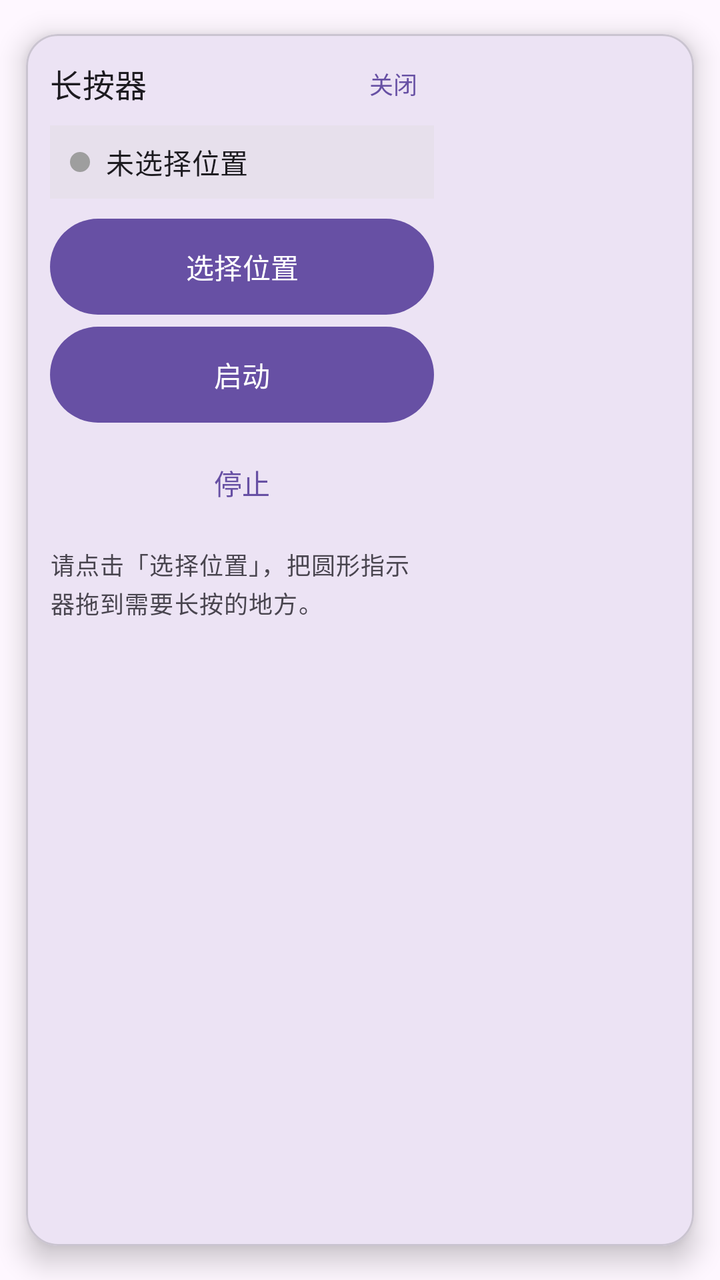
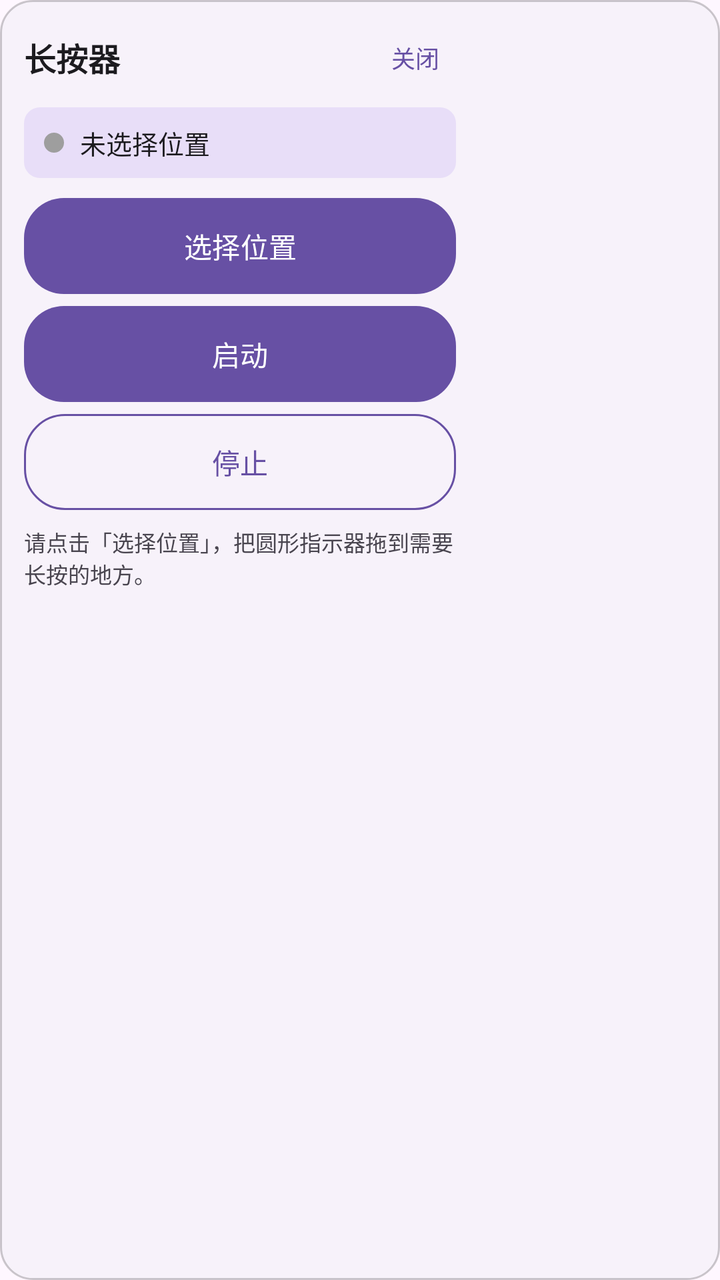

The first picture is an Android layout as it rendered before a commit; the second is the same layout after the commit. The layout source and the unified diff follow.
<!-- AndroidManifest.xml: application theme Theme.LongPressTool -->
<!-- res/layout/overlay_sidebar.xml -->
<?xml version="1.0" encoding="utf-8"?>
<com.google.android.material.card.MaterialCardView
    xmlns:android="http://schemas.android.com/apk/res/android"
    xmlns:app="http://schemas.android.com/apk/res-auto"
    android:id="@+id/sidebar_root"
    android:layout_width="wrap_content"
    android:layout_height="wrap_content"
    app:cardCornerRadius="16dp"
    app:cardElevation="8dp"
    app:cardUseCompatPadding="true">

    <LinearLayout
        android:layout_width="216dp"
        android:layout_height="wrap_content"
        android:orientation="vertical"
        android:padding="12dp">

        
        <LinearLayout
            android:layout_width="match_parent"
            android:layout_height="wrap_content"
            android:gravity="center_vertical"
            android:orientation="horizontal">

            <TextView
                android:layout_width="0dp"
                android:layout_height="wrap_content"
                android:layout_weight="1"
                android:text="@string/overlay_sidebar_title"
                android:textAppearance="?attr/textAppearanceTitleMedium" />

            <Button
                android:id="@+id/button_close"
                style="@style/LongPressOverlayButton.Secondary"
                android:layout_width="wrap_content"
                android:layout_height="wrap_content"
                android:minWidth="0dp"
                android:minHeight="0dp"
                android:paddingHorizontal="8dp"
                android:paddingVertical="4dp"
                android:text="@string/overlay_close"
                android:textSize="12sp" />
        </LinearLayout>

        
        <LinearLayout
            android:layout_width="match_parent"
            android:layout_height="wrap_content"
            android:layout_marginTop="8dp"
            android:background="?attr/colorSurfaceVariant"
            android:gravity="center_vertical"
            android:orientation="horizontal"
            android:paddingHorizontal="10dp"
            android:paddingVertical="8dp">

            
            <View
                android:id="@+id/status_dot"
                android:layout_width="10dp"
                android:layout_height="10dp"
                android:background="@drawable/status_dot" />

            <TextView
                android:id="@+id/text_status"
                android:layout_width="0dp"
                android:layout_height="wrap_content"
                android:layout_marginStart="8dp"
                android:layout_weight="1"
                android:text="@string/overlay_status_not_selected"
                android:textAppearance="?attr/textAppearanceBodyMedium" />
        </LinearLayout>

        
        <Button
            android:id="@+id/button_select_position"
            style="@style/LongPressOverlayButton"
            android:layout_width="match_parent"
            android:layout_height="wrap_content"
            android:layout_marginTop="10dp"
            android:text="@string/action_select_position" />

        <Button
            android:id="@+id/button_start"
            style="@style/LongPressOverlayButton"
            android:layout_width="match_parent"
            android:layout_height="wrap_content"
            android:layout_marginTop="6dp"
            android:text="@string/action_start_long_press" />

        <Button
            android:id="@+id/button_stop"
            style="@style/LongPressOverlayButton.Secondary"
            android:layout_width="match_parent"
            android:layout_height="wrap_content"
            android:layout_marginTop="6dp"
            android:text="@string/action_stop_long_press" />

        
        <TextView
            android:id="@+id/text_hint"
            android:layout_width="match_parent"
            android:layout_height="wrap_content"
            android:layout_marginTop="8dp"
            android:text="@string/overlay_hint_choose_position"
            android:textAppearance="?attr/textAppearanceBodySmall"
            android:textColor="?android:attr/textColorSecondary" />

        
        <TextView
            android:id="@+id/text_limit"
            android:layout_width="match_parent"
            android:layout_height="wrap_content"
            android:layout_marginTop="4dp"
            android:text="@string/overlay_hint_max_duration"
            android:textAppearance="?attr/textAppearanceBodySmall"
            android:textColor="?android:attr/textColorSecondary"
            android:visibility="gone" />
    </LinearLayout>
</com.google.android.material.card.MaterialCardView>
<!-- resources referenced by this layout -->
<resources>
  <!-- drawable status_dot (drawable) -->
  <?xml version="1.0" encoding="utf-8"?>
  <shape xmlns:android="http://schemas.android.com/apk/res/android"
      android:shape="oval">
      <solid android:color="#9E9E9E" />
  </shape>
  <string name="action_select_position">选择位置</string>
  <string name="action_start_long_press">启动</string>
  <string name="action_stop_long_press">停止</string>
  <string name="overlay_close">关闭</string>
  <string name="overlay_hint_choose_position">请点击「选择位置」，把圆形指示器拖到需要长按的地方。</string>
  <string name="overlay_hint_max_duration">注意：Android 系统限制单次手势最长 60 秒，本应用会自动分段续接以持续按住。</string>
  <string name="overlay_sidebar_title">长按器</string>
  <string name="overlay_status_not_selected">未选择位置</string>
  <style name="LongPressOverlayButton" parent="Widget.Material3.Button">
          <item name="android:insetTop">0dp</item>
          <item name="android:insetBottom">0dp</item>
      </style>
  <style name="LongPressOverlayButton.Secondary">
          <item name="backgroundTint">@android:color/transparent</item>
          <item name="android:textColor">?attr/colorPrimary</item>
      </style>
  <style name="Theme.LongPressTool" parent="Theme.Material3.DayNight.NoActionBar">
          
          <item name="android:windowBackground">?attr/colorSurface</item>
      </style>
</resources>

<!-- the commit's change to res/layout/overlay_sidebar.xml (unified diff, before → after) -->
@@ -1,19 +1,15 @@
 <?xml version="1.0" encoding="utf-8"?>
-<com.google.android.material.card.MaterialCardView
-    xmlns:android="http://schemas.android.com/apk/res/android"
-    xmlns:app="http://schemas.android.com/apk/res-auto"
+<FrameLayout xmlns:android="http://schemas.android.com/apk/res/android"
     android:id="@+id/sidebar_root"
     android:layout_width="wrap_content"
     android:layout_height="wrap_content"
-    app:cardCornerRadius="16dp"
-    app:cardElevation="8dp"
-    app:cardUseCompatPadding="true">
+    android:background="@drawable/overlay_card_background"
+    android:padding="12dp">
 
     <LinearLayout
         android:layout_width="216dp"
         android:layout_height="wrap_content"
-        android:orientation="vertical"
-        android:padding="12dp">
+        android:orientation="vertical">
 
         
         <LinearLayout
@@ -27,18 +23,21 @@
                 android:layout_height="wrap_content"
                 android:layout_weight="1"
                 android:text="@string/overlay_sidebar_title"
-                android:textAppearance="?attr/textAppearanceTitleMedium" />
+                android:textColor="@color/overlay_text_primary"
+                android:textSize="16sp"
+                android:textStyle="bold" />
 
             <Button
                 android:id="@+id/button_close"
-                style="@style/LongPressOverlayButton.Secondary"
                 android:layout_width="wrap_content"
                 android:layout_height="wrap_content"
+                android:background="@android:color/transparent"
                 android:minWidth="0dp"
                 android:minHeight="0dp"
                 android:paddingHorizontal="8dp"
                 android:paddingVertical="4dp"
                 android:text="@string/overlay_close"
+                android:textColor="@color/overlay_button_secondary_text"
                 android:textSize="12sp" />
         </LinearLayout>
 
@@ -47,7 +46,7 @@
             android:layout_width="match_parent"
             android:layout_height="wrap_content"
             android:layout_marginTop="8dp"
-            android:background="?attr/colorSurfaceVariant"
+            android:background="@drawable/overlay_status_background"
             android:gravity="center_vertical"
             android:orientation="horizontal"
             android:paddingHorizontal="10dp"
@@ -67,33 +66,40 @@
                 android:layout_marginStart="8dp"
                 android:layout_weight="1"
                 android:text="@string/overlay_status_not_selected"
-                android:textAppearance="?attr/textAppearanceBodyMedium" />
+                android:textColor="@color/overlay_text_primary"
+                android:textSize="13sp" />
         </LinearLayout>
 
         
         <Button
             android:id="@+id/button_select_position"
-            style="@style/LongPressOverlayButton"
             android:layout_width="match_parent"
             android:layout_height="wrap_content"
             android:layout_marginTop="10dp"
-            android:text="@string/action_select_position" />
+            android:background="@drawable/overlay_button_primary"
+            android:text="@string/action_select_position"
+            android:textColor="@color/overlay_button_primary_text"
+            android:textSize="14sp" />
 
         <Button
             android:id="@+id/button_start"
-            style="@style/LongPressOverlayButton"
             android:layout_width="match_parent"
             android:layout_height="wrap_content"
             android:layout_marginTop="6dp"
-            android:text="@string/action_start_long_press" />
+            android:background="@drawable/overlay_button_primary"
+            android:text="@string/action_start_long_press"
+            android:textColor="@color/overlay_button_primary_text"
+            android:textSize="14sp" />
 
         <Button
             android:id="@+id/button_stop"
-            style="@style/LongPressOverlayButton.Secondary"
             android:layout_width="match_parent"
             android:layout_height="wrap_content"
             android:layout_marginTop="6dp"
-            android:text="@string/action_stop_long_press" />
+            android:background="@drawable/overlay_button_secondary"
+            android:text="@string/action_stop_long_press"
+            android:textColor="@color/overlay_button_secondary_text"
+            android:textSize="14sp" />
 
         
         <TextView
@@ -102,8 +108,8 @@
             android:layout_height="wrap_content"
             android:layout_marginTop="8dp"
             android:text="@string/overlay_hint_choose_position"
-            android:textAppearance="?attr/textAppearanceBodySmall"
-            android:textColor="?android:attr/textColorSecondary" />
+            android:textColor="@color/overlay_text_secondary"
+            android:textSize="11sp" />
 
         
         <TextView
@@ -112,8 +118,8 @@
             android:layout_height="wrap_content"
             android:layout_marginTop="4dp"
             android:text="@string/overlay_hint_max_duration"
-            android:textAppearance="?attr/textAppearanceBodySmall"
-            android:textColor="?android:attr/textColorSecondary"
+            android:textColor="@color/overlay_text_secondary"
+            android:textSize="11sp"
             android:visibility="gone" />
     </LinearLayout>
-</com.google.android.material.card.MaterialCardView>
+</FrameLayout>
<!-- resource entries referenced after the edit -->
@@ -1,5 +1,64 @@
 <!-- resources referenced by this layout -->
 <resources>
+  <color name="overlay_button_primary_text">#FFFFFFFF</color>
+  <color name="overlay_button_secondary_text">#6750A4</color>
+  <color name="overlay_text_primary">#1C1B1F</color>
+  <color name="overlay_text_secondary">#49454F</color>
+  <!-- drawable overlay_button_primary (drawable) -->
+  <?xml version="1.0" encoding="utf-8"?>
+  <selector xmlns:android="http://schemas.android.com/apk/res/android">
+      <item android:state_enabled="false">
+          <shape android:shape="rectangle">
+              <solid android:color="@color/overlay_button_disabled" />
+              <corners android:radius="20dp" />
+          </shape>
+      </item>
+      <item>
+          <shape android:shape="rectangle">
+              <solid android:color="@color/overlay_button_primary" />
+              <corners android:radius="20dp" />
+          </shape>
+      </item>
+  </selector>
+  <!-- drawable overlay_button_secondary (drawable) -->
+  <?xml version="1.0" encoding="utf-8"?>
+  <selector xmlns:android="http://schemas.android.com/apk/res/android">
+      <item android:state_enabled="false">
+          <shape android:shape="rectangle">
+              <solid android:color="@android:color/transparent" />
+              <stroke
+                  android:width="1dp"
+                  android:color="@color/overlay_button_disabled" />
+              <corners android:radius="20dp" />
+          </shape>
+      </item>
+      <item>
+          <shape android:shape="rectangle">
+              <solid android:color="@android:color/transparent" />
+              <stroke
+                  android:width="1dp"
+                  android:color="@color/overlay_button_primary" />
+              <corners android:radius="20dp" />
+          </shape>
+      </item>
+  </selector>
+  <!-- drawable overlay_card_background (drawable) -->
+  <?xml version="1.0" encoding="utf-8"?>
+  <shape xmlns:android="http://schemas.android.com/apk/res/android"
+      android:shape="rectangle">
+      <solid android:color="@color/overlay_card_background" />
+      <corners android:radius="16dp" />
+      <stroke
+          android:width="1dp"
+          android:color="@color/overlay_card_stroke" />
+  </shape>
+  <!-- drawable overlay_status_background (drawable) -->
+  <?xml version="1.0" encoding="utf-8"?>
+  <shape xmlns:android="http://schemas.android.com/apk/res/android"
+      android:shape="rectangle">
+      <solid android:color="@color/overlay_status_background" />
+      <corners android:radius="8dp" />
+  </shape>
   <!-- drawable status_dot (drawable) -->
   <?xml version="1.0" encoding="utf-8"?>
   <shape xmlns:android="http://schemas.android.com/apk/res/android"
@@ -14,17 +73,13 @@
   <string name="overlay_hint_max_duration">注意：Android 系统限制单次手势最长 60 秒，本应用会自动分段续接以持续按住。</string>
   <string name="overlay_sidebar_title">长按器</string>
   <string name="overlay_status_not_selected">未选择位置</string>
-  <style name="LongPressOverlayButton" parent="Widget.Material3.Button">
-          <item name="android:insetTop">0dp</item>
-          <item name="android:insetBottom">0dp</item>
-      </style>
-  <style name="LongPressOverlayButton.Secondary">
-          <item name="backgroundTint">@android:color/transparent</item>
-          <item name="android:textColor">?attr/colorPrimary</item>
-      </style>
   <style name="Theme.LongPressTool" parent="Theme.Material3.DayNight.NoActionBar">
-          
           <item name="android:windowBackground">?attr/colorSurface</item>
       </style>
+  <color name="overlay_button_disabled">#33000000</color>
+  <color name="overlay_button_primary">#6750A4</color>
+  <color name="overlay_card_background">#F7F2FA</color>
+  <color name="overlay_card_stroke">#33000000</color>
+  <color name="overlay_status_background">#E8DEF8</color>
 </resources>
 
